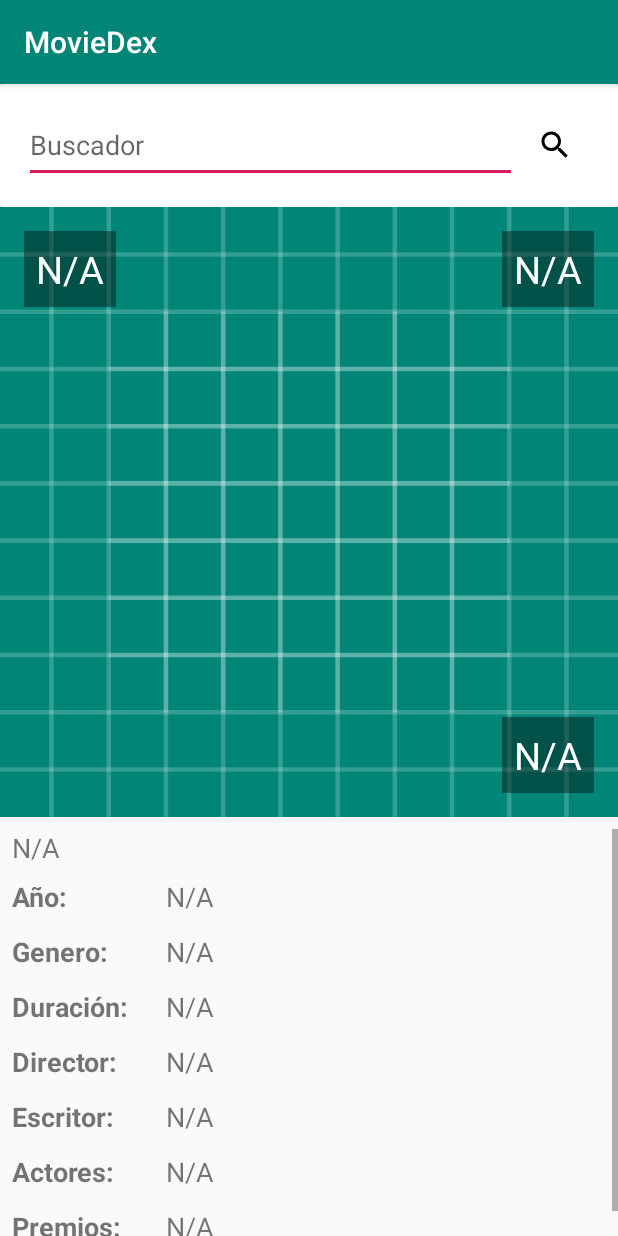
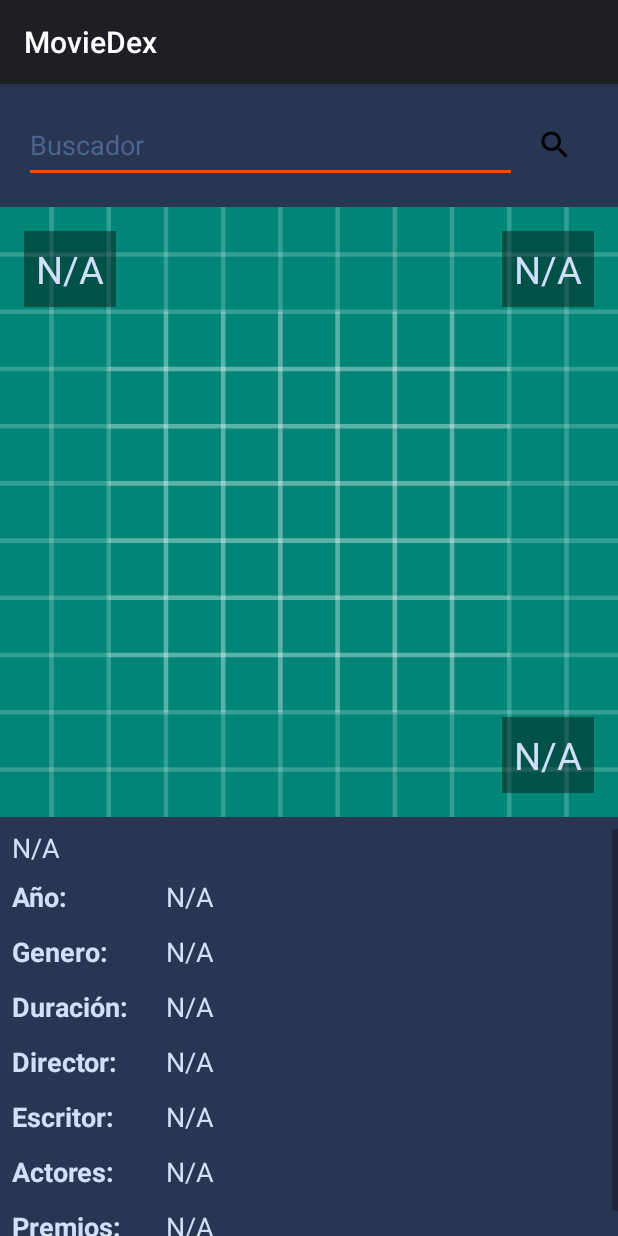
Before and after one commit to NeoCat98/EVLabo3_PDM, an Android app: the fragment MovieInfoFragment placed in its activity, on a phone screen of 412 x 824 dp. Run offline under Robolectric (Android 15) with nearby library versions, the phone set to English and light mode, and no system bars; our stand-ins replace Room's generated code; libraries missing offline, so code that uses them is left out: com.jakewharton.retrofit2; pictures from the network do not load; 2 statements that could not run were skipped.

Commit message:
cambiando colores

```diff
--- a/app/src/main/res/layout-land/activity_main.xml
+++ b/app/src/main/res/layout-land/activity_main.xml
@@ -1,5 +1,6 @@
 <?xml version="1.0" encoding="utf-8"?>
 <LinearLayout
+        android:background="@color/back_ground"
         xmlns:android="http://schemas.android.com/apk/res/android"
         xmlns:tools="http://schemas.android.com/tools"
         xmlns:app="http://schemas.android.com/apk/res-auto"
--- a/app/src/main/res/layout/activity_main.xml
+++ b/app/src/main/res/layout/activity_main.xml
@@ -1,5 +1,6 @@
 <?xml version="1.0" encoding="utf-8"?>
 <LinearLayout
+        android:background="@color/back_ground"
         xmlns:android="http://schemas.android.com/apk/res/android"
         xmlns:tools="http://schemas.android.com/tools"
         xmlns:app="http://schemas.android.com/apk/res-auto"
--- a/app/src/main/res/layout/fragment_movie_info.xml
+++ b/app/src/main/res/layout/fragment_movie_info.xml
@@ -2,20 +2,22 @@
 <LinearLayout xmlns:android="http://schemas.android.com/apk/res/android"
     xmlns:tools="http://schemas.android.com/tools"
     android:layout_width="match_parent"
+    android:layout_height="match_parent"
     android:orientation="vertical"
-             android:layout_height="match_parent"
     tools:context=".Fragments.MovieInfoFragment">
 
     <RelativeLayout
         android:layout_width="match_parent"
         android:layout_height="0dp"
         android:layout_weight="0.6">
+
         <ImageView
             android:id="@+id/image_main_content_fragment"
             android:layout_width="match_parent"
             android:layout_height="match_parent"
             android:scaleType="centerCrop"
-                android:src="@drawable/ic_launcher_background"/>
+            android:src="@drawable/ic_launcher_background" />
+
         <TextView
             android:id="@+id/rated_main_content_fragment"
             android:layout_width="wrap_content"
@@ -28,8 +30,9 @@
             android:lines="1"
             android:padding="8dp"
             android:text="PG-13"
-                android:textColor="#fff"
+            android:textColor="@color/color_texto"
             android:textSize="25sp" />
+
         <TextView
             android:id="@+id/movie_title_main_content_fragment"
             android:layout_width="wrap_content"
@@ -43,8 +46,9 @@
             android:lines="1"
             android:padding="8dp"
             android:text="Movie name"
-                android:textColor="#fff"
+            android:textColor="@color/color_texto"
             android:textSize="25sp" />
+
         <TextView
             android:id="@+id/movie_rate_main_content_fragment"
             android:layout_width="wrap_content"
@@ -57,213 +61,248 @@
             android:gravity="end"
             android:padding="8dp"
             android:text="Rating"
-                android:textColor="#fff"
+            android:textColor="@color/color_texto"
             android:textSize="25sp" />
     </RelativeLayout>
 
-    <ScrollView android:layout_width="match_parent"
+    <ScrollView
+        android:layout_width="match_parent"
         android:layout_height="0dp"
-                android:layout_weight="0.4"
-                android:layout_marginTop="8dp">
+        android:layout_marginTop="8dp"
+        android:layout_weight="0.4">
 
         <LinearLayout
-                android:orientation="vertical"
             android:layout_width="match_parent"
-                android:layout_height="wrap_content">
+            android:layout_height="wrap_content"
+            android:orientation="vertical">
 
             <TextView
                 android:id="@+id/plot_main_content_fragment"
                 android:layout_width="match_parent"
                 android:layout_height="wrap_content"
+                android:layout_marginBottom="8dp"
                 android:paddingLeft="8dp"
                 android:paddingRight="8dp"
-                    android:layout_marginBottom="8dp"
-                    android:textSize="18sp"/>
+                android:textColor="@color/color_texto"
+                android:textSize="18sp" />
+
             <LinearLayout
-                    android:orientation="horizontal"
                 android:layout_width="match_parent"
                 android:layout_height="wrap_content"
-                    android:layout_marginBottom="8dp">
+                android:layout_marginBottom="8dp"
+                android:orientation="horizontal">
+
                 <TextView
                     android:layout_width="0dp"
+                    android:layout_height="wrap_content"
+                    android:layout_marginBottom="4dp"
                     android:layout_weight="1"
-                        android:layout_height="wrap_content"
                     android:paddingLeft="8dp"
                     android:paddingRight="8dp"
-                        android:layout_marginBottom="4dp"
                     android:text="Año:"
+                    android:textColor="@color/color_texto"
                     android:textSize="18sp"
-                        android:textStyle="bold"/>
+                    android:textStyle="bold" />
+
                 <TextView
                     android:id="@+id/released_main_content_fragment"
                     android:layout_width="0dp"
+                    android:layout_height="wrap_content"
+                    android:layout_marginBottom="4dp"
                     android:layout_weight="3"
-                        android:layout_height="wrap_content"
                     android:paddingLeft="8dp"
                     android:paddingRight="8dp"
-                        android:layout_marginBottom="4dp"
                     android:text="@string/n_a_value"
-                        android:textSize="18sp"/>
+                    android:textColor="@color/color_texto"
+                    android:textSize="18sp" />
             </LinearLayout>
+
             <LinearLayout
-                    android:orientation="horizontal"
                 android:layout_width="match_parent"
                 android:layout_height="wrap_content"
-                    android:layout_marginBottom="8dp">
+                android:layout_marginBottom="8dp"
+                android:orientation="horizontal">
+
                 <TextView
                     android:layout_width="0dp"
+                    android:layout_height="wrap_content"
+                    android:layout_marginBottom="4dp"
                     android:layout_weight="1"
-                        android:layout_height="wrap_content"
                     android:paddingLeft="8dp"
                     android:paddingRight="8dp"
-                        android:layout_marginBottom="4dp"
                     android:text="Genero:"
+                    android:textColor="@color/color_texto"
                     android:textSize="18sp"
-                        android:textStyle="bold"/>
+                    android:textStyle="bold" />
+
                 <TextView
                     android:id="@+id/genre_main_content_fragment"
                     android:layout_width="0dp"
+                    android:layout_height="wrap_content"
+                    android:layout_marginBottom="4dp"
                     android:layout_weight="3"
-                        android:layout_height="wrap_content"
                     android:paddingLeft="8dp"
                     android:paddingRight="8dp"
-                        android:layout_marginBottom="4dp"
                     android:text="@string/n_a_value"
-                        android:textSize="18sp"/>
+                    android:textColor="@color/color_texto"
+                    android:textSize="18sp" />
             </LinearLayout>
+
             <LinearLayout
-                    android:orientation="horizontal"
                 android:layout_width="match_parent"
                 android:layout_height="wrap_content"
-                    android:layout_marginBottom="8dp">
+                android:layout_marginBottom="8dp"
+                android:orientation="horizontal">
+
                 <TextView
                     android:layout_width="0dp"
+                    android:layout_height="wrap_content"
+                    android:layout_marginBottom="4dp"
                     android:layout_weight="1"
-                        android:layout_height="wrap_content"
                     android:paddingLeft="8dp"
                     android:paddingRight="8dp"
-                        android:layout_marginBottom="4dp"
                     android:text="Duración:"
+                    android:textColor="@color/color_texto"
                     android:textSize="18sp"
-                        android:textStyle="bold"/>
+                    android:textStyle="bold" />
+
                 <TextView
                     android:id="@+id/runtime_main_content_fragment"
                     android:layout_width="0dp"
+                    android:layout_height="wrap_content"
+                    android:layout_marginBottom="4dp"
                     android:layout_weight="3"
-                        android:layout_height="wrap_content"
                     android:paddingLeft="8dp"
                     android:paddingRight="8dp"
-                        android:layout_marginBottom="4dp"
                     android:text="@string/n_a_value"
-                        android:textSize="18sp"/>
+                    android:textColor="@color/color_texto"
+                    android:textSize="18sp" />
             </LinearLayout>
+
             <LinearLayout
-                    android:orientation="horizontal"
                 android:layout_width="match_parent"
                 android:layout_height="wrap_content"
-                    android:layout_marginBottom="8dp">
+                android:layout_marginBottom="8dp"
+                android:orientation="horizontal">
+
                 <TextView
                     android:layout_width="0dp"
+                    android:layout_height="wrap_content"
+                    android:layout_marginBottom="4dp"
                     android:layout_weight="1"
-                        android:layout_height="wrap_content"
                     android:paddingLeft="8dp"
                     android:paddingRight="8dp"
-                        android:layout_marginBottom="4dp"
                     android:text="Director:"
+                    android:textColor="@color/color_texto"
                     android:textSize="18sp"
-                        android:textStyle="bold"/>
+                    android:textStyle="bold" />
+
                 <TextView
                     android:id="@+id/director_main_content_fragment"
                     android:layout_width="0dp"
+                    android:layout_height="wrap_content"
+                    android:layout_marginBottom="4dp"
                     android:layout_weight="3"
-                        android:layout_height="wrap_content"
                     android:paddingLeft="8dp"
                     android:paddingRight="8dp"
-                        android:layout_marginBottom="4dp"
                     android:text="@string/n_a_value"
-                        android:textSize="18sp"/>
+                    android:textColor="@color/color_texto"
+                    android:textSize="18sp" />
 
             </LinearLayout>
+
             <LinearLayout
-                    android:orientation="horizontal"
                 android:layout_width="match_parent"
                 android:layout_height="wrap_content"
-                    android:layout_marginBottom="8dp">
+                android:layout_marginBottom="8dp"
+                android:orientation="horizontal">
+
                 <TextView
                     android:layout_width="0dp"
+                    android:layout_height="wrap_content"
+                    android:layout_marginBottom="4dp"
                     android:layout_weight="1"
-                        android:layout_height="wrap_content"
                     android:paddingLeft="8dp"
                     android:paddingRight="8dp"
-                        android:layout_marginBottom="4dp"
                     android:text="Escritor:"
+                    android:textColor="@color/color_texto"
                     android:textSize="18sp"
-                        android:textStyle="bold"/>
+                    android:textStyle="bold" />
+
                 <TextView
                     android:id="@+id/writer_main_content_fragment"
                     android:layout_width="0dp"
+                    android:layout_height="wrap_content"
+                    android:layout_marginBottom="4dp"
                     android:layout_weight="3"
-                        android:layout_height="wrap_content"
                     android:paddingLeft="8dp"
                     android:paddingRight="8dp"
-                        android:layout_marginBottom="4dp"
                     android:text="@string/n_a_value"
-                        android:textSize="18sp"/>
+                    android:textColor="@color/color_texto"
+                    android:textSize="18sp" />
 
             </LinearLayout>
+
             <LinearLayout
-                    android:orientation="horizontal"
                 android:layout_width="match_parent"
                 android:layout_height="wrap_content"
-                    android:layout_marginBottom="8dp">
+                android:layout_marginBottom="8dp"
+                android:orientation="horizontal">
 
                 <TextView
                     android:layout_width="0dp"
+                    android:layout_height="wrap_content"
+                    android:layout_marginBottom="4dp"
                     android:layout_weight="1"
-                        android:layout_height="wrap_content"
                     android:paddingLeft="8dp"
                     android:paddingRight="8dp"
-                        android:layout_marginBottom="4dp"
                     android:text="Actores:"
+                    android:textColor="@color/color_texto"
                     android:textSize="18sp"
-                        android:textStyle="bold"/>
+                    android:textStyle="bold" />
+
                 <TextView
                     android:id="@+id/actors_main_content_fragment"
                     android:layout_width="0dp"
+                    android:layout_height="wrap_content"
+                    android:layout_marginBottom="4dp"
                     android:layout_weight="3"
-                        android:layout_height="wrap_content"
                     android:paddingLeft="8dp"
                     android:paddingRight="8dp"
-                        android:layout_marginBottom="4dp"
                     android:text="@string/n_a_value"
-                        android:textSize="18sp"/>
+                    android:textColor="@color/color_texto"
+                    android:textSize="18sp" />
             </LinearLayout>
+
             <LinearLayout
-                    android:orientation="horizontal"
                 android:layout_width="match_parent"
                 android:layout_height="wrap_content"
-                    android:layout_marginBottom="8dp">
+                android:layout_marginBottom="8dp"
+                android:orientation="horizontal">
 
                 <TextView
                     android:layout_width="0dp"
+                    android:layout_height="wrap_content"
+                    android:layout_marginBottom="4dp"
                     android:layout_weight="1"
-                        android:layout_height="wrap_content"
                     android:paddingLeft="8dp"
                     android:paddingRight="8dp"
-                        android:layout_marginBottom="4dp"
                     android:text="Premios:"
+                    android:textColor="@color/color_texto"
                     android:textSize="18sp"
-                        android:textStyle="bold"/>
+                    android:textStyle="bold" />
+
                 <TextView
                     android:id="@+id/awards_main_content_fragment"
                     android:layout_width="0dp"
+                    android:layout_height="wrap_content"
+                    android:layout_marginBottom="4dp"
                     android:layout_weight="3"
-                        android:layout_height="wrap_content"
                     android:paddingLeft="8dp"
                     android:paddingRight="8dp"
-                        android:layout_marginBottom="4dp"
                     android:text="@string/n_a_value"
-                        android:textSize="18sp"/>
+                    android:textColor="@color/color_texto"
+                    android:textSize="18sp" />
             </LinearLayout>
         </LinearLayout>
     </ScrollView>
--- a/app/src/main/res/layout/fragment_search_bar.xml
+++ b/app/src/main/res/layout/fragment_search_bar.xml
@@ -1,30 +1,44 @@
 <?xml version="1.0" encoding="utf-8"?>
 <LinearLayout xmlns:android="http://schemas.android.com/apk/res/android"
+    xmlns:tools="http://schemas.android.com/tools"
     android:layout_width="match_parent"
     android:layout_height="wrap_content"
-              xmlns:tools="http://schemas.android.com/tools"
+    android:background="@color/back_ground"
+
     tools:context=".Fragments.SearchFragment">
-    <androidx.cardview.widget.CardView
+
+    <LinearLayout
+
+        android:background="@color/back_ground"
         android:layout_width="match_parent"
-            tools:cardCornerRadius="36dp"
-            android:layout_height="match_parent">
-        <LinearLayout android:layout_width="match_parent"
-                      android:layout_margin="@dimen/text_margin"
-                      android:layout_height="match_parent">
-            <EditText android:layout_width="wrap_content"
-                      android:hint="Buscador"
+        android:layout_height="match_parent"
+        tools:cardCornerRadius="36dp">
+
+        <LinearLayout
+
+            android:layout_width="match_parent"
+            android:layout_height="match_parent"
+            android:layout_margin="@dimen/text_margin">
+
+            <EditText
+                android:textColorHint="@color/item"
+                android:textColor="@color/color_texto"
+                android:id="@+id/et_ref"
+                android:layout_width="wrap_content"
+                android:layout_height="50dp"
                 android:layout_weight="0.9"
-                      android:id="@+id/et_ref"
-                      android:layout_height="50dp"/>
+                android:hint="Buscador" />
 
-            <ImageButton android:layout_width="wrap_content"
+            <ImageButton
                 android:id="@+id/btn_search"
+                android:layout_width="wrap_content"
+                android:layout_height="wrap_content"
+                android:layout_gravity="center"
                 android:layout_weight="0.1"
-                         android:layout_gravity="center"
-                         android:src="@drawable/ic_search_black_24dp"
-                         android:layout_height="wrap_content" android:background="#00FFFFFF"/>
+                android:background="#00FFFFFF"
+                android:src="@drawable/ic_search_black_24dp" />
         </LinearLayout>
 
-    </androidx.cardview.widget.CardView>
+    </LinearLayout>
 
 </LinearLayout>
--- a/app/src/main/res/values/colors.xml
+++ b/app/src/main/res/values/colors.xml
@@ -1,6 +1,9 @@
 <?xml version="1.0" encoding="utf-8"?>
 <resources>
-    <color name="colorPrimary">#008577</color>
-    <color name="colorPrimaryDark">#00574B</color>
-    <color name="colorAccent">#D81B60</color>
+    <color name="colorPrimary">#1d1f25</color>
+    <color name="colorPrimaryDark">#1d1f25</color>
+    <color name="colorAccent">#fe4a01</color>
+    <color name="color_texto">#d0e0f9</color>
+    <color name="back_ground">#283654</color>
+    <color name="item">#4d648c</color>
 </resources>
```
Also changed, not shown: app/src/main/res/layout/activity_movie_info.xml (+109 -70 lines), app/src/main/res/layout/fragment_movie.xml (+56 -31 lines). Lines whose indentation alone changed are shown as unchanged.
